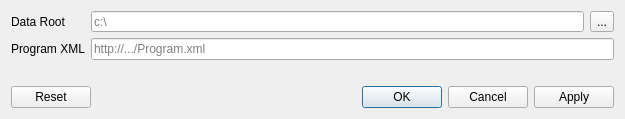
The window that RiverscapesToolbar/SettingsDialog.ui (Riverscapes/RiverscapesToolbar) describes before a commit, drawn with Qt 5.
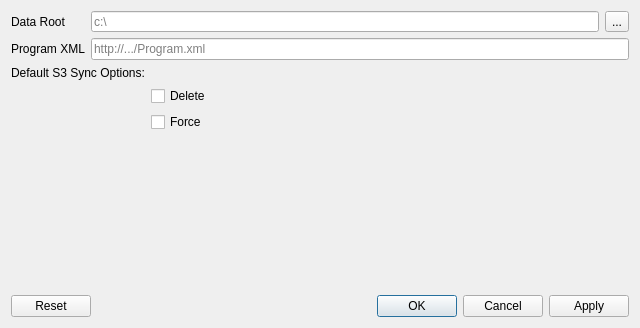
The same window after the commit.

What changed in the file:
```diff
--- a/RiverscapesToolbar/SettingsDialog.ui
+++ b/RiverscapesToolbar/SettingsDialog.ui
@@ -7,7 +7,7 @@
     <x>0</x>
     <y>0</y>
     <width>640</width>
-    <height>181</height>
+    <height>328</height>
    </rect>
   </property>
   <property name="sizePolicy">
@@ -23,9 +23,6 @@
    <bool>false</bool>
   </property>
   <layout class="QVBoxLayout" name="verticalLayout">
-   <property name="sizeConstraint">
-    <enum>QLayout::SetFixedSize</enum>
-   </property>
    <item>
     <layout class="QFormLayout" name="formLayout">
      <property name="sizeConstraint">
@@ -90,6 +87,31 @@
      </item>
     </layout>
    </item>
+   <item>
+    <layout class="QFormLayout" name="formLayout_2">
+     <item row="0" column="0">
+      <widget class="QLabel" name="label_3">
+       <property name="text">
+        <string>Default S3 Sync Options:</string>
+       </property>
+      </widget>
+     </item>
+     <item row="1" column="1">
+      <widget class="QCheckBox" name="chkS3Delete">
+       <property name="text">
+        <string>Delete</string>
+       </property>
+      </widget>
+     </item>
+     <item row="2" column="1">
+      <widget class="QCheckBox" name="chkS3Force">
+       <property name="text">
+        <string>Force</string>
+       </property>
+      </widget>
+     </item>
+    </layout>
+   </item>
    <item>
     <widget class="QLabel" name="lblMsgs">
      <property name="sizePolicy">
```
